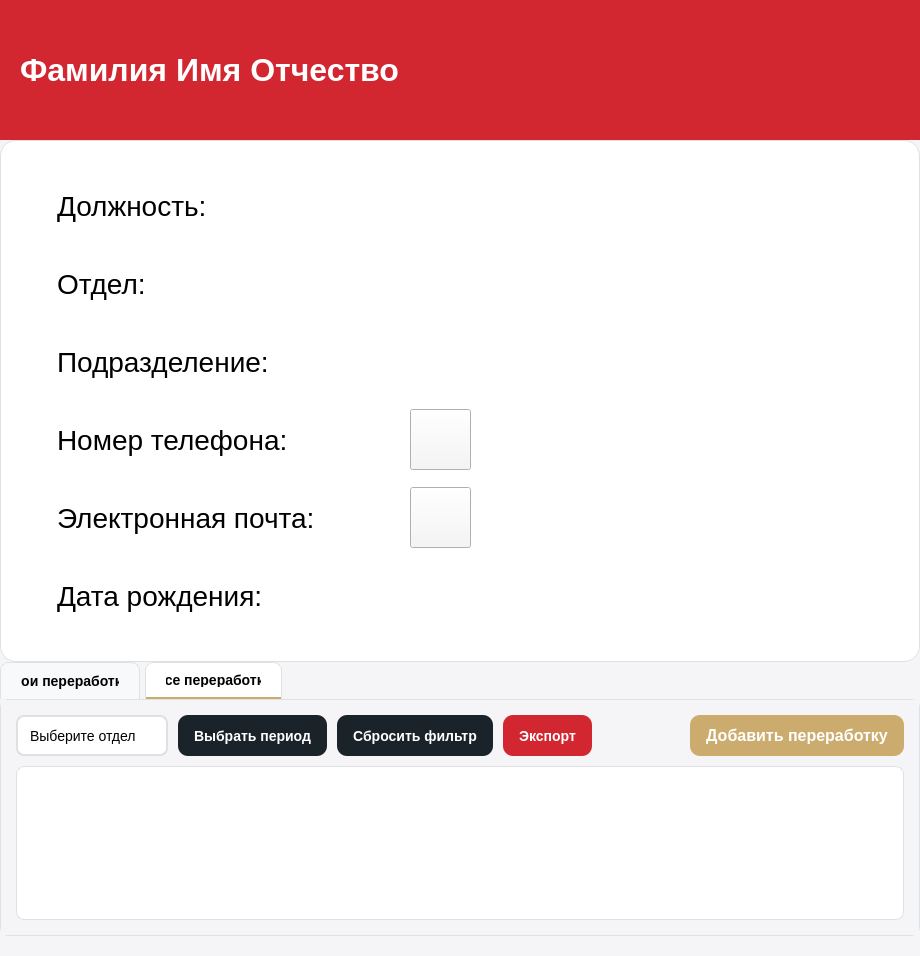
Qt form client/ui/profile/profile.ui (lerakaplich/Documents) before a commit.
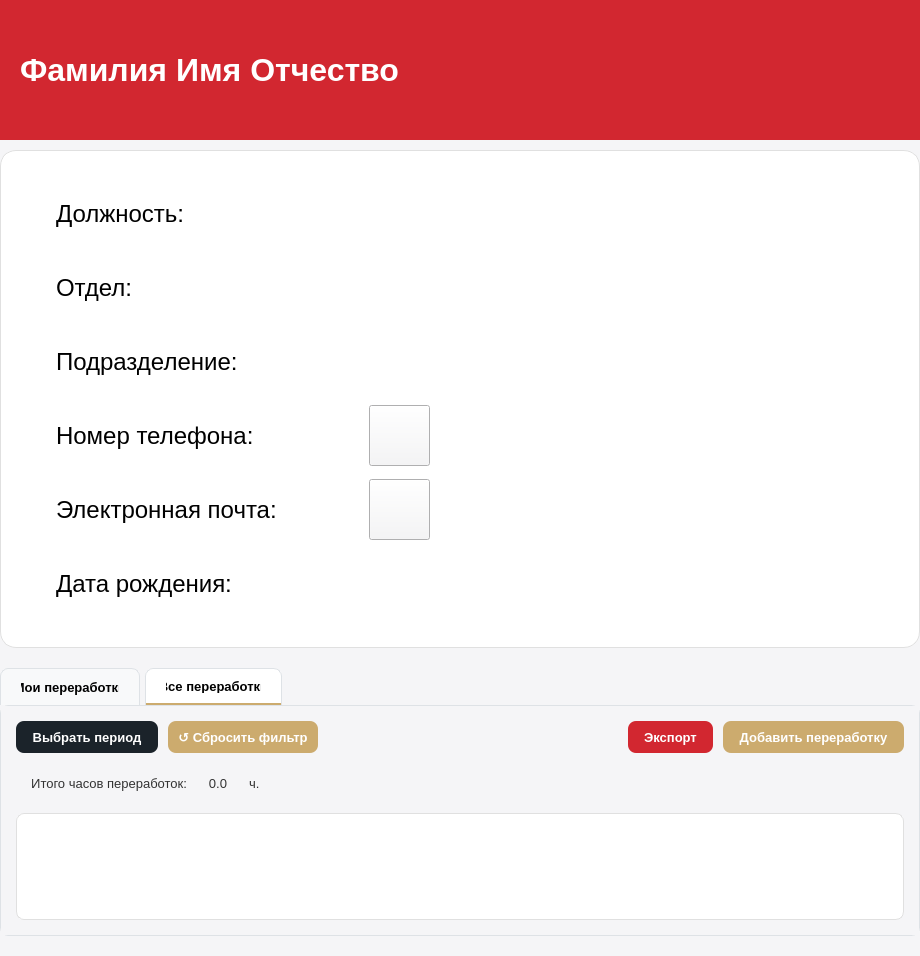
The same form after that commit. The open tabs and pages were chosen to show the change.

```diff
--- a/client/ui/profile/profile.ui
+++ b/client/ui/profile/profile.ui
@@ -41,7 +41,7 @@
     border-top-right-radius: 8px;
     padding: 10px 20px;
     margin-right: 5px;
-    font-size: 14px;
+    font-size: 13px;
     font-weight: bold;
     color: black;
 }
@@ -57,19 +57,12 @@
 
 
 /* Кнопки */
-QPushButton {
-    min-height: 41px;
-    max-height: 41px;
-    border: none;
-    border-radius: 10px;
-    font-weight: bold;
-    padding: 0px 16px;
-}
+
 
 QPushButton#btnAddOvertime {
     background-color: #ccab6e;
     color: white;
-    font-size: 16px;
+    font-size: 13px;
 }
 QPushButton#btnAddOvertime:hover {
     background-color: #998664;
@@ -82,7 +75,7 @@
 QPushButton#btnAddOvertimeAll {
     background-color: #ccab6e;
     color: white;
-    font-size: 16px;
+    font-size: 13px;
 }
 QPushButton#btnAddOvertimeAll:hover {
     background-color: #998664;
@@ -94,7 +87,7 @@
 QPushButton#btnSelectPeriodAll {
     background-color: #1B232A;
     color: white;
-    font-size: 14px;
+    font-size: 13px;
 }
 QPushButton#btnSelectPeriodAll:hover {
     background-color: #D9D9D6;
@@ -107,7 +100,7 @@
 QPushButton#btnSelectPeriod {
     background-color: #1B232A;
     color: white;
-    font-size: 14px;
+    font-size: 13px;
 }
 QPushButton#btnSelectPeriod:hover {
     background-color: #D9D9D6;
@@ -120,7 +113,7 @@
 QPushButton#btnApplyFilters {
     background-color: #1B232A;
     color: white;
-    font-size: 14px;
+    font-size: 13px;
 }
 QPushButton#btnApplyFilters:hover {
     background-color: #D9D9D6;
@@ -133,7 +126,7 @@
 QPushButton#btnClearFilters {
     background-color: #1B232A;
     color: white;
-    font-size: 14px;
+    font-size: 13px;
 }
 QPushButton#btnClearFilters:hover {
     background-color: #D9D9D6;
@@ -143,13 +136,10 @@
     background-color: #B8B8B5;
 }
 
-
-
-
 QPushButton#btnExport {
     background-color:  #D22730;
     color: white;
-    font-size: 14px;
+    font-size: 13px;
 }
 QPushButton#btnExport:hover {
     background-color: #862633;
@@ -160,19 +150,60 @@
 }
 /* ComboBox */
 QComboBox {
-    border: 2px solid #E0E0E0;
-    border-radius: 8px;
-    padding: 6px 12px;
-    font-size: 14px;
+    border: 1px solid #dee2e6;
+    border-radius: 6px;
+    padding: 8px;
+    padding-right: 25px;
     background-color: white;
-    height: 41px;
+    color: #1B232A;
+    font-size: 13px;
+    outline: none;
 }
-QComboBox:focus {
-    border: 2px solid #ccab6e;
+
+QComboBox:hover {
+    border-color: #ccab6e;
 }
+
 QComboBox::drop-down {
     border: none;
-    padding-right: 10px;
+    width: 20px;
+}
+
+QComboBox::down-arrow {
+    image: none;
+    border: none;
+    width: 0px;
+    height: 0px;
+}
+
+QComboBox QAbstractItemView {
+    border-radius: 6px;
+    background-color: white;
+    color: #1B232A;
+    padding: 4px;
+    outline: none;
+}
+
+QComboBox QAbstractItemView::item {
+    padding: 8px;
+    color: #1B232A;
+    border: none;
+    outline: none;
+}
+
+QComboBox QAbstractItemView::item:hover {
+    background-color: #e3f2fd;
+    color: #1B232A;
+}
+
+QComboBox QAbstractItemView::item:selected {
+    background-color: #e3f2fd;
+    color: #1B232A;
+}
+
+QComboBox QAbstractItemView::item:focus {
+    outline: none;
+    border: none;
 }
 
 /* DateEdit */
@@ -180,10 +211,8 @@
     border: 2px solid #E0E0E0;
     border-radius: 8px;
     padding: 8px 12px;
-    font-size: 14px;
+    font-size: 13px;
     background-color: white;
-    min-height: 41px;
-    max-height: 41px;
 }
 QDateEdit:focus {
     border: 2px solid #ccab6e;
@@ -192,8 +221,7 @@
 /* Чекбокс */
 QCheckBox {
     spacing: 8px;
-    font-size: 14px;
-    min-height: 41px;
+    font-size: 13px;
 }
 QCheckBox::indicator {
     width: 16px;
@@ -225,9 +253,6 @@
     background-color: white;
     gridline-color: #E0E0E0;
 }
-QTableWidget::item {
-    padding: 8px;
-}
 QHeaderView::section {
     background-color: #F5F5F7;
     padding: 8px;
@@ -238,14 +263,14 @@
 
 /* Заголовки */
 QLabel#titleLabel {
-    font-size: 24px;
+    font-size: 20px;
     font-weight: bold;
     color: #1B232A;
-    padding: 10px 0;
+    padding: 3px 0;
 }
 
 QLabel {
-    font-size: 14px;
+    font-size: 13px;
     font-weight: normal;
     color: #333;
 }
@@ -285,7 +310,7 @@
   </property>
   <layout class="QVBoxLayout" name="mainLayout">
    <property name="spacing">
-    <number>0</number>
+    <number>10</number>
    </property>
    <property name="leftMargin">
     <number>0</number>
@@ -299,6 +324,65 @@
    <property name="bottomMargin">
     <number>0</number>
    </property>
+   <item>
+    <widget class="QFrame" name="headerFrame">
+     <property name="minimumSize">
+      <size>
+       <width>0</width>
+       <height>140</height>
+      </size>
+     </property>
+     <property name="styleSheet">
+      <string notr="true">#headerFrame { background-color: #D22730; margin: 0px; padding: 0px; }</string>
+     </property>
+     <property name="frameShape">
+      <enum>QFrame::Shape::NoFrame</enum>
+     </property>
+     <property name="frameShadow">
+      <enum>QFrame::Shadow::Plain</enum>
+     </property>
+     <layout class="QHBoxLayout" name="horizontalLayoutHeader">
+      <property name="spacing">
+       <number>0</number>
+      </property>
+      <property name="leftMargin">
+       <number>20</number>
+      </property>
+      <property name="topMargin">
+       <number>0</number>
+      </property>
+      <property name="rightMargin">
+       <number>20</number>
+      </property>
+      <property name="bottomMargin">
+       <number>0</number>
+      </property>
+      <item>
+       <widget class="QLabel" name="labelTitle">
+        <property name="styleSheet">
+         <string notr="true">color: white; font-size: 32px; font-weight: bold; background-color: transparent;</string>
+        </property>
+        <property name="text">
+         <string>Фамилия Имя Отчество</string>
+        </property>
+       </widget>
+      </item>
+      <item>
+       <spacer name="horizontalSpacer_3">
+        <property name="orientation">
+         <enum>Qt::Orientation::Horizontal</enum>
+        </property>
+        <property name="sizeHint" stdset="0">
+         <size>
+          <width>40</width>
+          <height>20</height>
+         </size>
+        </property>
+       </spacer>
+      </item>
+     </layout>
+    </widget>
+   </item>
    <item>
     <widget class="QScrollArea" name="scrollArea">
      <property name="verticalScrollBarPolicy">
@@ -316,12 +400,12 @@
         <x>0</x>
         <y>0</y>
         <width>920</width>
-        <height>956</height>
+        <height>806</height>
        </rect>
       </property>
       <layout class="QVBoxLayout" name="scrollAreaLayout">
        <property name="spacing">
-        <number>0</number>
+        <number>20</number>
        </property>
        <property name="leftMargin">
         <number>0</number>
@@ -335,65 +419,6 @@
        <property name="bottomMargin">
         <number>20</number>
        </property>
-       <item>
-        <widget class="QFrame" name="headerFrame">
-         <property name="minimumSize">
-          <size>
-           <width>0</width>
-           <height>140</height>
-          </size>
-         </property>
-         <property name="styleSheet">
-          <string notr="true">#headerFrame { background-color: #D22730; margin: 0px; padding: 0px; }</string>
-         </property>
-         <property name="frameShape">
-          <enum>QFrame::Shape::NoFrame</enum>
-         </property>
-         <property name="frameShadow">
-          <enum>QFrame::Shadow::Plain</enum>
-         </property>
-         <layout class="QHBoxLayout" name="horizontalLayoutHeader">
-          <property name="spacing">
-           <number>0</number>
-          </property>
-          <property name="leftMargin">
-           <number>20</number>
-          </property>
-          <property name="topMargin">
-           <number>0</number>
-          </property>
-          <property name="rightMargin">
-           <number>20</number>
-          </property>
-          <property name="bottomMargin">
-           <number>0</number>
-          </property>
-          <item>
-           <widget class="QLabel" name="labelTitle">
-            <property name="styleSheet">
-             <string notr="true">color: white; font-size: 32px; font-weight: bold; background-color: transparent;</string>
-            </property>
-            <property name="text">
-             <string>Фамилия Имя Отчество</string>
-            </property>
-           </widget>
-          </item>
-          <item>
-           <spacer name="horizontalSpacer_3">
-            <property name="orientation">
-             <enum>Qt::Orientation::Horizontal</enum>
-            </property>
-            <property name="sizeHint" stdset="0">
-             <size>
-              <width>40</width>
-              <height>20</height>
-             </size>
-            </property>
-           </spacer>
-          </item>
-         </layout>
-        </widget>
-       </item>
        <item>
         <widget class="QFrame" name="infoFrame">
          <property name="styleSheet">
@@ -403,7 +428,7 @@
           <item row="0" column="0">
            <widget class="QLabel" name="label_position_title">
             <property name="styleSheet">
-             <string notr="true">font-size: 28px; color: black; background-color: transparent;</string>
+             <string notr="true">font-size: 24px; color: black; background-color: transparent;</string>
             </property>
             <property name="text">
              <string>Должность:</string>
@@ -413,14 +438,14 @@
           <item row="0" column="1">
            <widget class="QLabel" name="label_position_value">
             <property name="styleSheet">
-             <string notr="true">font-size: 28px; color: black; background-color: transparent;</string>
+             <string notr="true">font-size: 24px; color: black; background-color: transparent;</string>
             </property>
            </widget>
           </item>
           <item row="1" column="0">
            <widget class="QLabel" name="label_department_title">
             <property name="styleSheet">
-             <string notr="true">font-size: 28px; color: black; background-color: transparent;</string>
+             <string notr="true">font-size: 24px; color: black; background-color: transparent;</string>
             </property>
             <property name="text">
              <string>Отдел:</string>
@@ -430,14 +455,14 @@
           <item row="1" column="1">
            <widget class="QLabel" name="label_department_value">
             <property name="styleSheet">
-             <string notr="true">font-size: 28px; color: black; background-color: transparent;</string>
+             <string notr="true">font-size: 24px; color: black; background-color: transparent;</string>
             </property>
            </widget>
           </item>
           <item row="3" column="0">
            <widget class="QLabel" name="label_phone_title">
             <property name="styleSheet">
-             <string notr="true">font-size: 28px; color: black; background-color: transparent;</string>
+             <string notr="true">font-size: 24px; color: black; background-color: transparent;</string>
             </property>
             <property name="text">
              <string>Номер телефона:</string>
@@ -449,12 +474,21 @@
             <item>
              <widget class="QLabel" name="label_phone_value">
               <property name="styleSheet">
-               <string notr="true">font-size: 28px; color: black; background-color: transparent;</string>
+               <string notr="true">font-size: 24px; color: black; background-color: transparent;</string>
               </property>
              </widget>
             </item>
             <item>
-             <widget class="QToolButton" name="btnEditPhone"/>
+             <widget class="QToolButton" name="btnEditPhone">
+              <property name="styleSheet">
+               <string notr="true">QPushButton {
+    border: none;
+    border-radius: 8px;
+    font-weight: bold;
+    padding: 0px 16px;
+}</string>
+              </property>
+             </widget>
             </item>
             <item>
              <spacer name="horizontalSpacer">
@@ -474,7 +508,7 @@
           <item row="4" column="0">
            <widget class="QLabel" name="label_email_title">
             <property name="styleSheet">
-             <string notr="true">font-size: 28px; color: black; background-color: transparent;</string>
+             <string notr="true">font-size: 24px; color: black; background-color: transparent;</string>
             </property>
             <property name="text">
              <string>Электронная почта:</string>
@@ -486,12 +520,21 @@
             <item>
              <widget class="QLabel" name="label_email_value">
               <property name="styleSheet">
-               <string notr="true">font-size: 28px; color: black; background-color: transparent;</string>
+               <string notr="true">font-size: 24px; color: black; background-color: transparent;</string>
               </property>
              </widget>
             </item>
             <item>
-             <widget class="QToolButton" name="btnEditEmail"/>
+             <widget class="QToolButton" name="btnEditEmail">
+              <property name="styleSheet">
+               <string notr="true">QPushButton {
+    border: none;
+    border-radius: 8px;
+    font-weight: bold;
+    padding: 0px 16px;
+}</string>
+              </property>
+             </widget>
             </item>
             <item>
              <spacer name="horizontalSpacer_2">
@@ -511,7 +554,7 @@
           <item row="5" column="0">
            <widget class="QLabel" name="label_birth_date_title">
             <property name="styleSheet">
-             <string notr="true">font-size: 28px; color: black; background-color: transparent;</string>
+             <string notr="true">font-size: 24px; color: black; background-color: transparent;</string>
             </property>
             <property name="text">
              <string>Дата рождения:</string>
@@ -521,14 +564,14 @@
           <item row="5" column="1">
            <widget class="QLabel" name="label_birth_date_value">
             <property name="styleSheet">
-             <string notr="true">font-size: 28px; color: black; background-color: transparent;</string>
+             <string notr="true">font-size: 24px; color: black; background-color: transparent;</string>
             </property>
            </widget>
           </item>
           <item row="2" column="0">
            <widget class="QLabel" name="label_division_title">
             <property name="styleSheet">
-             <string notr="true">font-size: 28px; color: black; background-color: transparent;</string>
+             <string notr="true">font-size: 24px; color: black; background-color: transparent;</string>
             </property>
             <property name="text">
              <string>Подразделение:</string>
@@ -538,7 +581,7 @@
           <item row="2" column="1">
            <widget class="QLabel" name="label_division_value">
             <property name="styleSheet">
-             <string notr="true">font-size: 28px; color: black; background-color: transparent;</string>
+             <string notr="true">font-size: 24px; color: black; background-color: transparent;</string>
             </property>
            </widget>
           </item>
@@ -548,7 +591,7 @@
        <item>
         <widget class="QTabWidget" name="tabWidget">
          <property name="currentIndex">
-          <number>1</number>
+          <number>0</number>
          </property>
          <widget class="QWidget" name="tabMyOvertime">
           <attribute name="title">
@@ -574,14 +617,74 @@
             <layout class="QHBoxLayout" name="myOvertimeButtonsLayout">
              <item>
               <widget class="QPushButton" name="btnSelectPeriod">
+               <property name="minimumSize">
+                <size>
+                 <width>0</width>
+                 <height>32</height>
+                </size>
+               </property>
+               <property name="maximumSize">
+                <size>
+                 <width>16777215</width>
+                 <height>32</height>
+                </size>
+               </property>
                <property name="cursor">
                 <cursorShape>PointingHandCursor</cursorShape>
                </property>
+               <property name="styleSheet">
+                <string notr="true">QPushButton {
+    border: none;
+    border-radius: 8px;
+    font-weight: bold;
+    padding: 0px 16px;
+}</string>
+               </property>
                <property name="text">
                 <string>Выбрать период</string>
                </property>
               </widget>
              </item>
+             <item>
+              <widget class="QPushButton" name="btnResetFilters">
+               <property name="minimumSize">
+                <size>
+                 <width>150</width>
+                 <height>32</height>
+                </size>
+               </property>
+               <property name="maximumSize">
+                <size>
+                 <width>32</width>
+                 <height>32</height>
+                </size>
+               </property>
+               <property name="toolTip">
+                <string>Сбросить все фильтры и поиск</string>
+               </property>
+               <property name="styleSheet">
+                <string notr="true">
+QPushButton {
+    background-color: #ccab6e;
+    color: white;
+    border-radius: 8px;
+    font-weight: bold;
+    font-size: 13px;
+    border: none;
+}
+QPushButton:hover {
+    background-color: #998664;
+}
+QPushButton:pressed {
+    background-color: #7a6a50;
+}
+        </string>
+               </property>
+               <property name="text">
+                <string>↺ Сбросить фильтр</string>
+               </property>
+              </widget>
+             </item>
              <item>
               <spacer name="myOvertimeSpacer">
                <property name="orientation">
@@ -597,6 +700,79 @@
              </item>
             </layout>
            </item>
+           <item>
+            <widget class="QFrame" name="totalFrame_2">
+             <layout class="QHBoxLayout" name="horizontalLayoutTotal_2">
+              <property name="leftMargin">
+               <number>15</number>
+              </property>
+              <property name="topMargin">
+               <number>10</number>
+              </property>
+              <property name="rightMargin">
+               <number>15</number>
+              </property>
+              <property name="bottomMargin">
+               <number>10</number>
+              </property>
+              <item>
+               <widget class="QLabel" name="totalLabel">
+                <property name="text">
+                 <string>Итого часов переработок:</string>
+                </property>
+                <property name="alignment">
+                 <set>Qt::AlignmentFlag::AlignRight|Qt::AlignmentFlag::AlignTrailing|Qt::AlignmentFlag::AlignVCenter</set>
+                </property>
+               </widget>
+              </item>
+              <item>
+               <widget class="QLabel" name="totalHoursValue">
+                <property name="minimumSize">
+                 <size>
+                  <width>50</width>
+                  <height>0</height>
+                 </size>
+                </property>
+                <property name="maximumSize">
+                 <size>
+                  <width>50</width>
+                  <height>16777215</height>
+                 </size>
+                </property>
+                <property name="text">
+                 <string>0.0</string>
+                </property>
+                <property name="alignment">
+                 <set>Qt::AlignmentFlag::AlignCenter</set>
+                </property>
+               </widget>
+              </item>
+              <item>
+               <widget class="QLabel" name="totalHoursUnit">
+                <property name="text">
+                 <string>ч.</string>
+                </property>
+                <property name="alignment">
+                 <set>Qt::AlignmentFlag::AlignLeading|Qt::AlignmentFlag::AlignLeft|Qt::AlignmentFlag::AlignVCenter</set>
+                </property>
+               </widget>
+              </item>
+              <item>
+               <spacer name="totalRightSpacer">
+                <property name="orientation">
+                 <enum>Qt::Orientation::Horizontal</enum>
+                </property>
+                <property name="sizeHint" stdset="0">
+                 <size>
+                  <width>40</width>
+                  <height>20</height>
+                 </size>
+                </property>
+               </spacer>
+              </item>
+             </layout>
+            </widget>
+           </item>
            <item>
             <widget class="QTableWidget" name="myOvertimeTable">
              <property name="editTriggers">
@@ -631,67 +807,144 @@
            </property>
            <item>
             <layout class="QHBoxLayout" name="allOvertimeFiltersLayout">
-             <item>
-              <widget class="QComboBox" name="comboDepartment">
-               <property name="maximumSize">
-                <size>
-                 <width>16777215</width>
-                 <height>41</height>
-                </size>
-               </property>
-               <property name="placeholderText">
-                <string>Выберите отдел</string>
-               </property>
-              </widget>
-             </item>
              <item>
               <widget class="QPushButton" name="btnSelectPeriodAll">
+               <property name="minimumSize">
+                <size>
+                 <width>0</width>
+                 <height>32</height>
+                </size>
+               </property>
+               <property name="maximumSize">
+                <size>
+                 <width>16777215</width>
+                 <height>32</height>
+                </size>
+               </property>
                <property name="cursor">
                 <cursorShape>PointingHandCursor</cursorShape>
                </property>
+               <property name="styleSheet">
+                <string notr="true">QPushButton {
+    border: none;
+    border-radius: 8px;
+    font-weight: bold;
+    padding: 0px 16px;
+}</string>
+               </property>
                <property name="text">
                 <string>Выбрать период</string>
                </property>
               </widget>
              </item>
              <item>
-              <widget class="QPushButton" name="btnClearFilters">
-               <property name="cursor">
-                <cursorShape>PointingHandCursor</cursorShape>
+              <widget class="QPushButton" name="btnResetFiltersAll">
+               <property name="minimumSize">
+                <size>
+                 <width>150</width>
+                 <height>32</height>
+                </size>
+               </property>
+               <property name="maximumSize">
+                <size>
+                 <width>32</width>
+                 <height>32</height>
+                </size>
+               </property>
+               <property name="toolTip">
+                <string>Сбросить все фильтры и поиск</string>
+               </property>
+               <property name="styleSheet">
+                <string notr="true">
+QPushButton {
+    background-color: #ccab6e;
+    color: white;
+    border-radius: 8px;
+    font-weight: bold;
+    font-size: 13px;
+    border: none;
+}
+QPushButton:hover {
+    background-color: #998664;
+}
+QPushButton:pressed {
+    background-color: #7a6a50;
+}
+        </string>
                </property>
                <property name="text">
-                <string>Сбросить фильтр</string>
+                <string>↺ Сбросить фильтр</string>
                </property>
               </widget>
              </item>
+             <item>
+              <spacer name="allOvertimeSpacer">
+               <property name="orientation">
+                <enum>Qt::Orientation::Horizontal</enum>
+               </property>
+               <property name="sizeHint" stdset="0">
+                <size>
+                 <width>40</width>
+                 <height>20</height>
+                </size>
+               </property>
+              </spacer>
+             </item>
              <item>
               <widget class="QPushButton" name="btnExport">
+               <property name="minimumSize">
+                <size>
+                 <width>0</width>
+                 <height>32</height>
+                </size>
+               </property>
+               <property name="maximumSize">
+                <size>
+                 <width>16777215</width>
+                 <height>32</height>
+                </size>
+               </property>
                <property name="cursor">
                 <cursorShape>PointingHandCursor</cursorShape>
                </property>
+               <property name="styleSheet">
+                <string notr="true">QPushButton {
+    border: none;
+    border-radius: 8px;
+    font-weight: bold;
+    padding: 0px 16px;
+}</string>
+               </property>
                <property name="text">
                 <string>Экспорт</string>
                </property>
               </widget>
              </item>
-             <item>
-              <spacer name="allOvertimeSpacer">
-               <property name="orientation">
-                <enum>Qt::Orientation::Horizontal</enum>
-               </property>
-               <property name="sizeHint" stdset="0">
-                <size>
-                 <width>40</width>
-                 <height>20</height>
-                </size>
-               </property>
-              </spacer>
-             </item>
              <item>
               <widget class="QPushButton" name="btnAddOvertimeAll">
+               <property name="minimumSize">
+                <size>
+                 <width>0</width>
+                 <height>32</height>
+                </size>
+               </property>
+               <property name="maximumSize">
+                <size>
+                 <width>16777215</width>
+                 <height>32</height>
+                </size>
+               </property>
                <property name="cursor">
                 <cursorShape>PointingHandCursor</cursorShape>
                </property>
+               <property name="styleSheet">
+                <string notr="true">QPushButton {
+    border: none;
+    border-radius: 8px;
+    font-weight: bold;
+    padding: 0px 16px;
+}</string>
+               </property>
                <property name="text">
                 <string>Добавить переработку</string>
                </property>
@@ -699,6 +952,79 @@
              </item>
             </layout>
            </item>
+           <item>
+            <widget class="QFrame" name="totalFrame">
+             <layout class="QHBoxLayout" name="horizontalLayoutTotal">
+              <property name="leftMargin">
+               <number>15</number>
+              </property>
+              <property name="topMargin">
+               <number>10</number>
+              </property>
+              <property name="rightMargin">
+               <number>15</number>
+              </property>
+              <property name="bottomMargin">
+               <number>10</number>
+              </property>
+              <item>
+               <widget class="QLabel" name="totalLabelAll">
+                <property name="text">
+                 <string>Итого часов переработок:</string>
+                </property>
+                <property name="alignment">
+                 <set>Qt::AlignmentFlag::AlignRight|Qt::AlignmentFlag::AlignTrailing|Qt::AlignmentFlag::AlignVCenter</set>
+                </property>
+               </widget>
+              </item>
+              <item>
+               <widget class="QLabel" name="totalHoursValueAll">
+                <property name="minimumSize">
+                 <size>
+                  <width>50</width>
+                  <height>0</height>
+                 </size>
+                </property>
+                <property name="maximumSize">
+                 <size>
+                  <width>50</width>
+                  <height>16777215</height>
+                 </size>
+                </property>
+                <property name="text">
+                 <string>0.0</string>
+                </property>
+                <property name="alignment">
+                 <set>Qt::AlignmentFlag::AlignCenter</set>
+                </property>
+               </widget>
+              </item>
+              <item>
+               <widget class="QLabel" name="totalHoursUnitAll">
+                <property name="text">
+                 <string>ч.</string>
+                </property>
+                <property name="alignment">
+                 <set>Qt::AlignmentFlag::AlignLeading|Qt::AlignmentFlag::AlignLeft|Qt::AlignmentFlag::AlignVCenter</set>
+                </property>
+               </widget>
+              </item>
+              <item>
+               <spacer name="totalRightSpacerAll">
+                <property name="orientation">
+                 <enum>Qt::Orientation::Horizontal</enum>
+                </property>
+                <property name="sizeHint" stdset="0">
+                 <size>
+                  <width>40</width>
+                  <height>20</height>
+                 </size>
+                </property>
+               </spacer>
+              </item>
+             </layout>
+            </widget>
+           </item>
            <item>
             <widget class="QTableWidget" name="allOvertimeTable">
              <property name="editTriggers">
```
